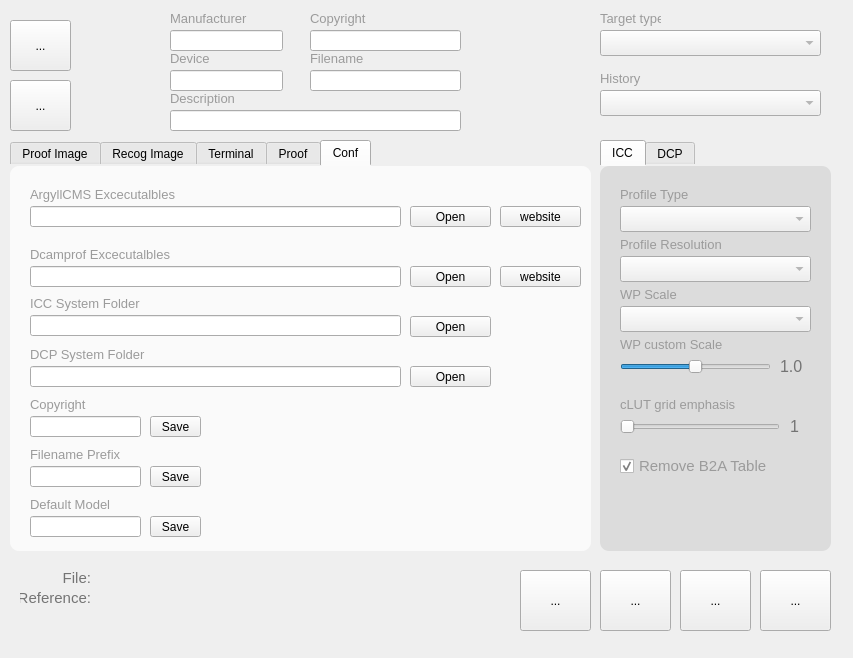
This is main.ui in jpereiranet/roughprofiler as Qt 5 draws it before an edit. The edited form follows.
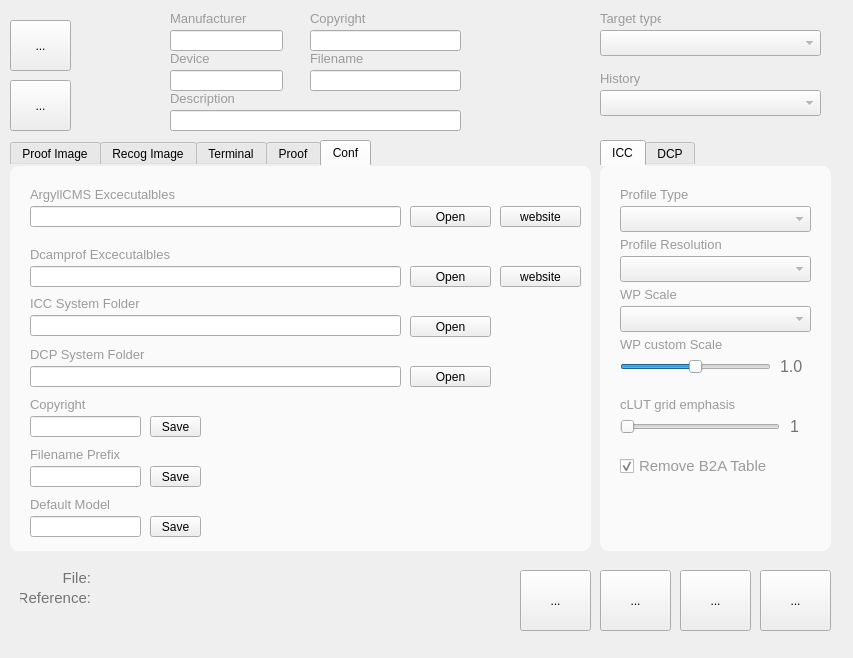
This is the edited form. The open tabs and pages were chosen to show the change.

What changed in the file:
```diff
--- a/main.ui
+++ b/main.ui
@@ -227,13 +227,13 @@
     <string notr="true">QTabWidget::pane {
   border: 0px solid lightgray;
   top:0px; 
-  background: rgb(220, 220, 220);
+  background: rgb(250, 250, 250);
  border-radius: 9px;
 } 
-
  QTabWidget::tab-bar {
             alignment: center;
-}</string>
+}
+</string>
    </property>
    <property name="currentIndex">
     <number>0</number>
```
Left out of the diff: 2 changed lines with no effect on the pictures.
